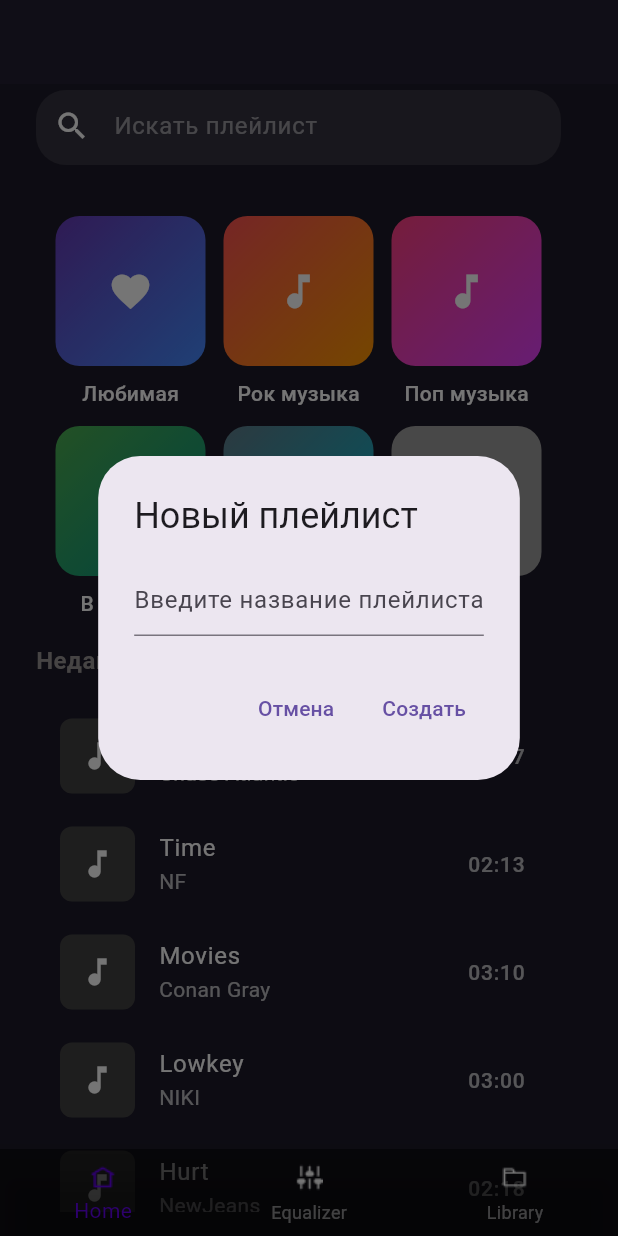
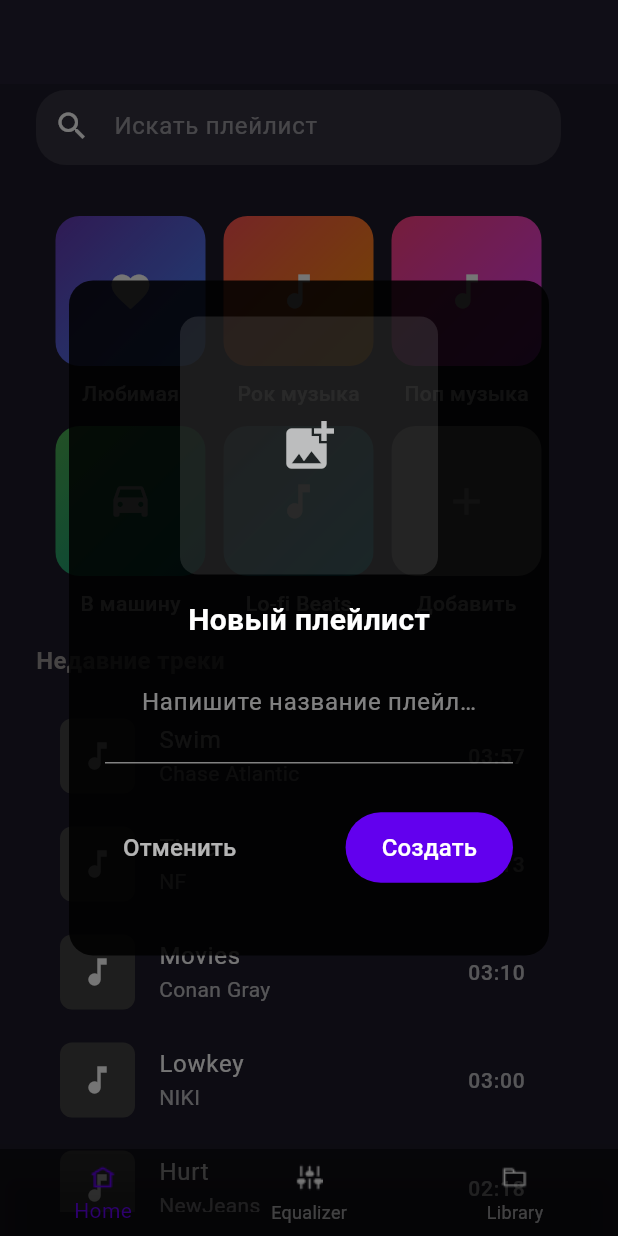
Before and after one commit to Inconsp1cuous/bassify, a Flutter app: the screen it shows after launch, scrolled down 62 dp, after a tap on the "add" icon, on a phone screen of 412 x 824 dp. Run offline on Flutter 3.47's test engine with Material 3 defaults, Android fonts, the phone set to English and light mode, and no system bars; Roboto replaces fonts that are missing (OpenSans).

Commit message:
update animate in launch_screen

```diff
--- a/lib/main.dart
+++ b/lib/main.dart
@@ -17,7 +17,7 @@ class MyApp extends StatelessWidget {
         primarySwatch: Colors.blue,
         visualDensity: VisualDensity.adaptivePlatformDensity,
       ),
-      home: const LaunchScreen(), // Устанавливаем LaunchScreen как начальный экран
+      home: const LaunchScreen(),
     );
   }
 }
--- a/lib/screens/home_screen.dart
+++ b/lib/screens/home_screen.dart
@@ -10,44 +10,6 @@ class HomeScreen extends StatefulWidget {
 }
 
 class _HomeScreenState extends State<HomeScreen> {
-  void _addNewPlaylist() {
-    showDialog(
-      context: context,
-      builder: (BuildContext context) {
-        String newPlaylistName = '';
-        return AlertDialog(
-          title: const Text('Новый плейлист'),
-          content: TextField(
-            onChanged: (value) {
-              newPlaylistName = value;
-            },
-            decoration: const InputDecoration(
-              hintText: 'Введите название плейлиста',
-            ),
-          ),
-          actions: <Widget>[
-            TextButton(
-              child: const Text('Отмена'),
-              onPressed: () {
-                Navigator.of(context).pop();
-              },
-            ),
-            TextButton(
-              child: const Text('Создать'),
-              onPressed: () {
-                if (newPlaylistName.isNotEmpty) {
-                  // Здесь можно добавить логику для создания нового плейлиста
-                  print('Создан новый плейлист: $newPlaylistName');
-                  Navigator.of(context).pop();
-                }
-              },
-            ),
-          ],
-        );
-      },
-    );
-  }
-
   @override
   Widget build(BuildContext context) {
     // Фиксированные размеры для имитации экрана телефона
@@ -192,6 +154,7 @@ class _HomeScreenState extends State<HomeScreen> {
                           color: Color(0xFF999595),
                         ),
                       ),
+
                       const SizedBox(height: 16),
 
                       // Контейнер для списка треков
@@ -275,4 +238,138 @@ class _HomeScreenState extends State<HomeScreen> {
       ),
     );
   }
+  void _addNewPlaylist() {
+  showDialog(
+    context: context,
+    builder: (BuildContext context) {
+      String newPlaylistName = '';
+      return Dialog(
+        backgroundColor: Colors.black.withOpacity(0.85), // Полупрозрачный фон
+        shape: RoundedRectangleBorder(
+          borderRadius: BorderRadius.circular(16), // Закругленные углы
+        ),
+        child: Container(
+          width: 320, // Ширина диалогового окна
+          height: 450, // Высота диалогового окна
+          padding: const EdgeInsets.all(24),
+          child: Column(
+            mainAxisSize: MainAxisSize.min, // Минимальный размер по высоте
+            crossAxisAlignment: CrossAxisAlignment.center, // Центрирование по горизонтали
+            children: [
+              // Поле для загрузки изображения (по центру)
+              GestureDetector(
+                onTap: () {
+                  // Логика для выбора изображения
+                  print('Выбрать изображение');
+                },
+                child: Container(
+                  width: 172, // Ширина контейнера для изображения
+                  height: 172, // Высота контейнера для изображения
+                  decoration: BoxDecoration(
+                    color: Colors.white.withOpacity(0.1),
+                    borderRadius: BorderRadius.circular(12),
+                  ),
+                  child: const Center(
+                    child: Icon(
+                      Icons.add_photo_alternate,
+                      color: Colors.white70,
+                      size: 40,
+                    ),
+                  ),
+                ),
+              ),
+              const SizedBox(height: 16),
+
+              // Заголовок "Новый плейлист" (по центру и под картинкой)
+              const Text(
+                'Новый плейлист',
+                style: TextStyle(
+                  fontSize: 20,
+                  fontWeight: FontWeight.bold,
+                  color: Colors.white,
+                  fontFamily: 'OpenSans',
+                ),
+              ),
+              const SizedBox(height: 16),
+
+              // Поле для ввода названия плейлиста
+              TextField(
+                onChanged: (value) {
+                  newPlaylistName = value;
+                },
+                decoration: InputDecoration(
+                  hintText: 'Напишите название плейлиста',
+                  hintStyle: TextStyle(
+                    color: Colors.white.withOpacity(0.5),
+                  ),
+                  filled: true,
+                  fillColor: Colors.transparent, // Прозрачный фон
+                  border: InputBorder.none, // Убираем границу
+                  contentPadding: const EdgeInsets.symmetric(
+                    vertical: 12, horizontal: 16),
+                ),
+                style: const TextStyle(color: Colors.white),
+                textAlign: TextAlign.center, // Текст по центру
+              ),
+              const SizedBox(height: 8),
+
+              // Линия под полем ввода
+              Container(
+                height: 1, // Высота линии
+                color: Colors.white.withOpacity(0.5), // Цвет линии
+                margin: const EdgeInsets.symmetric(vertical: 8), // Отступы
+              ),
+              const SizedBox(height: 24),
+
+              // Кнопки "Отменить" и "Создать"
+              Row(
+                mainAxisAlignment: MainAxisAlignment.spaceBetween,
+                children: [
+                  TextButton(
+                    onPressed: () {
+                      Navigator.of(context).pop(); // Закрыть диалоговое окно
+                    },
+                    child: const Text(
+                      'Отменить',
+                      style: TextStyle(
+                        color: Colors.white70,
+                        fontSize: 16,
+                        fontFamily: 'OpenSans',
+                      ),
+                    ),
+                  ),
+                  ElevatedButton(
+                    onPressed: () {
+                      if (newPlaylistName.isNotEmpty) {
+                        // Логика для создания нового плейлиста
+                        print('Создан новый плейлист: $newPlaylistName');
+                        Navigator.of(context).pop();
+                      }
+                    },
+                    style: ElevatedButton.styleFrom(
+                      backgroundColor: const Color(0xFF6200EE), // Фиолетовый цвет кнопки
+                      shape: RoundedRectangleBorder(
+                        borderRadius: BorderRadius.circular(50), // Закругление углов 50
+                      ),
+                      padding: const EdgeInsets.symmetric(
+                        horizontal: 24, vertical: 12),
+                    ),
+                    child: const Text(
+                      'Создать',
+                      style: TextStyle(
+                        color: Colors.white,
+                        fontSize: 16,
+                        fontFamily: 'OpenSans',
+                      ),
+                    ),
+                  ),
+                ],
+              ),
+            ],
+          ),
+        ),
+      );
+    },
+  );
 }
+}
--- a/lib/screens/launch_screen.dart
+++ b/lib/screens/launch_screen.dart
@@ -10,26 +10,51 @@ class LaunchScreen extends StatefulWidget {
 
 class _LaunchScreenState extends State<LaunchScreen> with SingleTickerProviderStateMixin {
   late AnimationController _controller;
-  late Animation<double> _animation;
+  int _currentFrameIndex = 0;
+  final List<String> _framePaths = [
+    'assets/images/app_icon1.png',
+    'assets/images/app_icon2.png',
+    'assets/images/app_icon3.png',
+    'assets/images/app_icon4.png',
+    'assets/images/app_icon5.png',
+  ]; // Пути к изображениям кадров
 
   @override
   void initState() {
     super.initState();
 
-    // Инициализация анимации
+    // Инициализация AnimationController
     _controller = AnimationController(
       vsync: this,
-      duration: const Duration(seconds: 2), // Длительность анимации
+      duration: const Duration(seconds: 3),
     );
 
-    _animation = Tween<double>(begin: 0, end: 1).animate(_controller)
-      ..addStatusListener((status) {
-        if (status == AnimationStatus.completed) {
-          // После завершения анимации переходим на HomeScreen
+    // Запуск анимации
+    _startFrameAnimation();
+
+    // Переход на HomeScreen через 3 секунды
+    Future.delayed(const Duration(seconds: 3), () {
       Navigator.pushReplacement(
         context,
         MaterialPageRoute(builder: (context) => const HomeScreen()),
       );
+    });
+  }
+
+  void _startFrameAnimation() {
+    final frameDuration = _controller.duration! ~/ _framePaths.length;
+    _controller.addStatusListener((status) {
+      if (status == AnimationStatus.completed) {
+        _controller.repeat();
+      }
+    });
+
+    _controller.addListener(() {
+      final frame = (_controller.value * _framePaths.length).floor() % _framePaths.length;
+      if (frame != _currentFrameIndex) {
+        setState(() {
+          _currentFrameIndex = frame;
+        });
       }
     });
 
@@ -38,25 +63,27 @@ class _LaunchScreenState extends State<LaunchScreen> with SingleTickerProviderSt
 
   @override
   void dispose() {
-    _controller.dispose(); // Освобождаем ресурсы
+    _controller.dispose();
     super.dispose();
   }
 
   @override
   Widget build(BuildContext context) {
     return Scaffold(
-      backgroundColor: const Color(0xFF1D1B29), // Фон как в HomeScreen
+      backgroundColor: const Color(0xFF1D1B29),
       body: Center(
-        child: ScaleTransition(
-          scale: _animation,
         child: Column(
           mainAxisAlignment: MainAxisAlignment.center,
           children: [
-              // Логотип приложения
-              Image.asset(
-                'assets/images/app_icon.png', // Путь к вашему логотипу
+            // Анимированный ярлык приложения
+            AnimatedSwitcher(
+              duration: const Duration(milliseconds: 100), // Плавное переключение между кадрами
+              child: Image.asset(
+                _framePaths[_currentFrameIndex],
+                key: ValueKey<int>(_currentFrameIndex),
                 width: 150,
                 height: 150,
+              ),
             ),
             const SizedBox(height: 20),
             // Название приложения
@@ -72,7 +99,6 @@ class _LaunchScreenState extends State<LaunchScreen> with SingleTickerProviderSt
           ],
         ),
       ),
-      ),
     );
   }
 }
```
Also changed, not shown: assets/images/app_icon1.png (renamed from assets/images/app_icon.png), assets/images/app_icon2.png (added), assets/images/app_icon3.png (added), assets/images/app_icon4.png (added), assets/images/app_icon5.png (added). Lines whose indentation alone changed are shown as unchanged.
